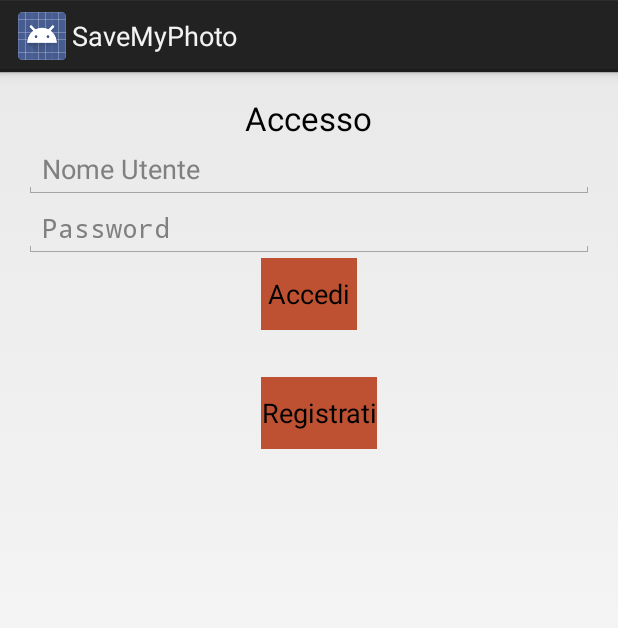
After one commit to elmer120/SaveMyPhoto, an Android app: the layout activity_login.xml on its own in the app's theme, with its tools: preview values and no code run, on a phone screen of 412 x 824 dp. The commit adds this screen. Shown: the top 628 px of the screen. Run offline under Robolectric (Android 15) with nearby library versions, the phone set to English and light mode, and no system bars.

Commit message:
V 0.6.9  - Add first Login and first test of localDb

```diff
--- a/app/src/main/java/it/pedrazzi/marco/savemyphoto/SplashActivity.java
+++ b/app/src/main/java/it/pedrazzi/marco/savemyphoto/SplashActivity.java
@@ -37,7 +37,7 @@ public class SplashActivity extends AppCompatActivity implements View.OnClickLis
         //ContentProviderScanner contentProviderScanner=new ContentProviderScanner(this);
 
 
-        this.intent=new Intent(this,SearchView.class);
+        this.intent=new Intent(this,LoginActivity.class);
 
         /*this.listCamera =new ContentProviderScanner(this).getListMedia(Album.Camera,true);
 
--- /dev/null
+++ b/app/src/main/res/layout/activity_login.xml
@@ -0,0 +1,66 @@
+<?xml version="1.0" encoding="utf-8"?>
+<RelativeLayout xmlns:android="http://schemas.android.com/apk/res/android"
+    xmlns:tools="http://schemas.android.com/tools"
+    android:layout_width="match_parent"
+    android:layout_height="match_parent"
+    android:paddingBottom="@dimen/activity_vertical_margin"
+    android:paddingLeft="@dimen/activity_horizontal_margin"
+    android:paddingRight="@dimen/activity_horizontal_margin"
+    android:paddingTop="@dimen/activity_vertical_margin"
+    >
+
+    <TextView
+        android:layout_width="wrap_content"
+        android:layout_height="wrap_content"
+        android:textAppearance="?android:attr/textAppearanceLarge"
+        android:text="Accesso"
+        android:id="@+id/txtLogin"
+        android:layout_alignParentTop="true"
+        android:layout_centerHorizontal="true" />
+
+    <EditText
+        android:layout_width="wrap_content"
+        android:layout_height="wrap_content"
+        android:inputType="textPersonName"
+        android:ems="10"
+        android:id="@+id/TfUtente"
+        android:layout_below="@+id/txtLogin"
+        android:layout_alignParentRight="true"
+        android:layout_alignParentEnd="true"
+        android:layout_alignParentLeft="true"
+        android:layout_alignParentStart="true"
+        android:hint="Nome Utente" />
+
+    <EditText
+        android:layout_width="wrap_content"
+        android:layout_height="wrap_content"
+        android:inputType="textPassword"
+        android:ems="10"
+        android:id="@+id/TfPassword"
+        android:layout_below="@+id/TfUtente"
+        android:layout_alignParentLeft="true"
+        android:layout_alignParentStart="true"
+        android:layout_alignParentRight="true"
+        android:layout_alignParentEnd="true"
+        android:hint="Password" />
+
+    <Button
+        android:layout_width="wrap_content"
+        android:layout_height="wrap_content"
+        android:text="Accedi"
+        android:background="#BD5132"
+        android:layout_below="@+id/TfPassword"
+        android:layout_centerHorizontal="true"
+        android:id="@+id/btnAccedi" />
+
+    <Button
+        android:layout_width="wrap_content"
+        android:layout_height="wrap_content"
+        android:text="Registrati"
+        android:background="#BD5132"
+        android:id="@+id/btnRegistrati"
+        android:layout_below="@+id/btnAccedi"
+        android:layout_alignLeft="@+id/btnAccedi"
+        android:layout_alignStart="@+id/btnAccedi"
+        android:layout_marginTop="31dp" />
+</RelativeLayout>
--- a/app/src/main/res/layout/fragment1.xml
+++ b/app/src/main/res/layout/fragment1.xml
@@ -27,10 +27,7 @@
         android:transitionGroup="true"
 
         android:stackFromBottom="false"
-        android:listSelector="@drawable/selector"
-        android:background="@color/black"
-
-        >
+        android:background="@color/black">
     </com.tonicartos.widget.stickygridheaders.StickyGridHeadersGridView>
 
 
--- a/app/src/main/res/values/drawables.xml
+++ b/app/src/main/res/values/drawables.xml
@@ -5,4 +5,7 @@
     <item name="ic_menu_manage" type="drawable">@android:drawable/ic_menu_manage</item>
     <item name="ic_menu_share" type="drawable">@android:drawable/ic_menu_share</item>
     <item name="ic_menu_send" type="drawable">@android:drawable/ic_menu_send</item>
+    <item name="ic_menu_file_upload" type="drawable">@android:drawable/ic_menu_upload</item>
+    <item name="ic_menu_file_delete" type="drawable">@android:drawable/ic_menu_delete</item>
+    <item name="ic_menu_" type="drawable">@android:drawable/ic_dialog_dialer</item>
 </resources>
--- a/build.gradle
+++ b/build.gradle
@@ -5,7 +5,7 @@ buildscript {
         jcenter()
     }
     dependencies {
-        classpath 'com.android.tools.build:gradle:2.3.0'
+        classpath 'com.android.tools.build:gradle:2.3.1'
 
         // NOTE: Do not place your application dependencies here; they belong
         // in the individual module build.gradle files
```
Also changed, not shown: app/src/main/AndroidManifest.xml (+31 -4 lines), app/src/main/java/it/pedrazzi/marco/savemyphoto/DBddl.java (added, +54 -0 lines), app/src/main/java/it/pedrazzi/marco/savemyphoto/DBgestione.java (added, +97 -0 lines), app/src/main/java/it/pedrazzi/marco/savemyphoto/ImageAdapter.java (+24 -11 lines), app/src/main/java/it/pedrazzi/marco/savemyphoto/LoginActivity.java (added, +118 -0 lines), app/src/main/java/it/pedrazzi/marco/savemyphoto/Page1Fragment.java (+39 -7 lines), app/src/main/java/it/pedrazzi/marco/savemyphoto/SearchView.java (+15 -0 lines), app/src/main/res/drawable/selector.xml (deleted, +0 -8 lines), app/src/main/res/menu/contexmenumultiselection.xml (+15 -2 lines), app/src/main/res/values/strings.xml (+15 -1 lines), app/src/main/res/values/styles.xml (+5 -4 lines), 18 other files.
